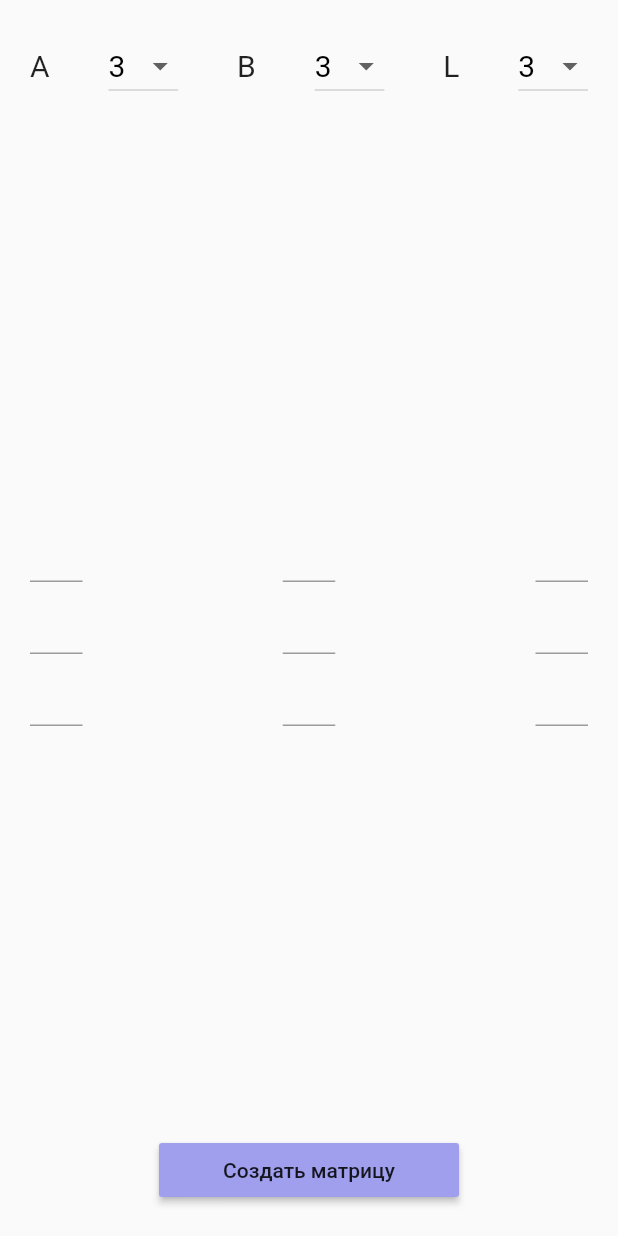
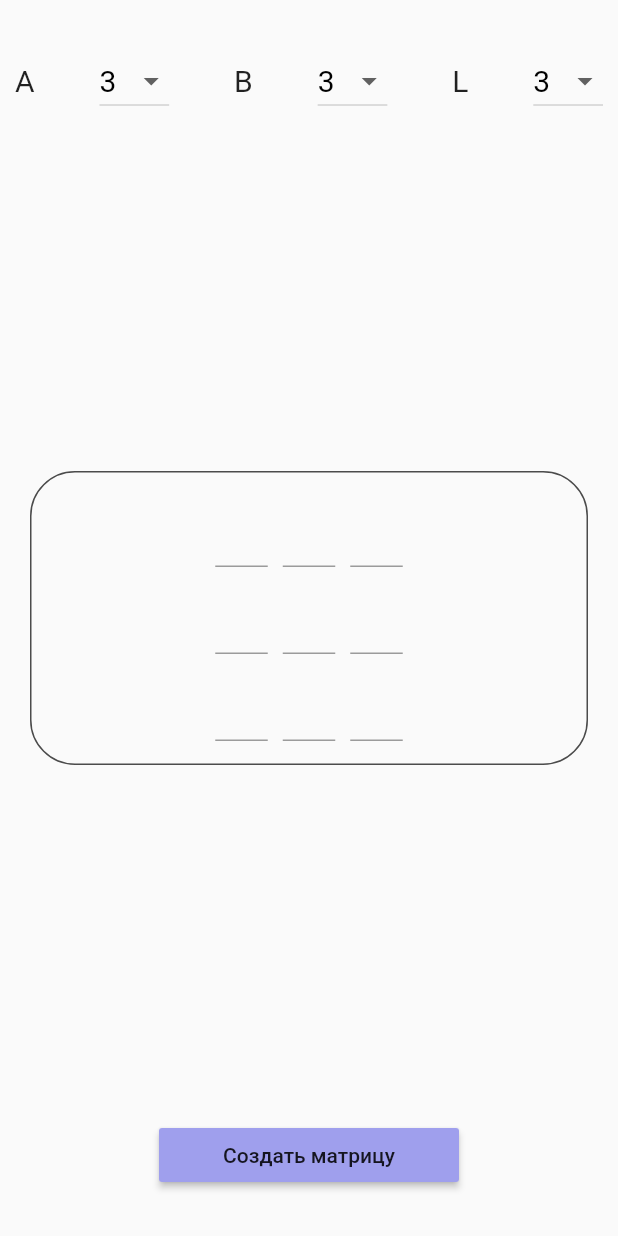
Before and after one commit to Fa1ry7a1l/matrix_calc, a Flutter app: the screen it shows after launch, on a phone screen of 412 x 824 dp. Run offline on Flutter 3.47's test engine with Material 2 defaults, Android fonts, the phone set to English and light mode, and no system bars.

Commit message:
я устал 8. Первый билд

```diff
--- a/lib/EnterMatrix.dart
+++ b/lib/EnterMatrix.dart
@@ -27,34 +27,90 @@ class EnterMatrix extends StatelessWidget {
 
   @override
   Widget build(BuildContext context) {
-    List<Row> rows = [];
+    List<Row> rowsL = [];
+    List<Row> rowsR = [];
 
     for (int i = 0; i < _a; i++) {
-      List<Container> texts = [];
+      List<Container> textsL = [];
+      List<Container> textsR = [];
       for (int j = 0; j < _b; j++) {
-        texts.add(new Container(
+        if (j < _l) {
+          textsL.add(new Container(
+            margin: EdgeInsets.all(5),
             width: 35,
             child: new TextFormField(
-            /*decoration: InputDecoration(
-              border: OutlineInputBorder(),
-            ),*/
+              controller: _textEditingControllers[i][j],
+              keyboardType: TextInputType.number,
+              textAlign: TextAlign.center,
+            ),
+          ));
+        } else {
+          textsR.add(new Container(
+            width: 35,
+            margin: EdgeInsets.all(5),
+            child: new TextFormField(
               controller: _textEditingControllers[i][j],
               keyboardType: TextInputType.number,
               textAlign: TextAlign.center,
             ),
           ));
         }
-      rows.add(new Row(
-        crossAxisAlignment: CrossAxisAlignment.center,
-        mainAxisAlignment: MainAxisAlignment.spaceBetween,
-        children: texts,
+      }
+
+      rowsL.add(new Row(
+        mainAxisAlignment: MainAxisAlignment.center,
+        children: textsL,
+      ));
+      rowsR.add(new Row(
+        mainAxisAlignment: MainAxisAlignment.center,
+        children: textsR,
       ));
     }
 
-    return Column(
-      crossAxisAlignment: CrossAxisAlignment.center,
-      mainAxisAlignment: MainAxisAlignment.spaceBetween,
-      children: rows,
+    if (_l >= _b) {
+      return Container(
+          margin: EdgeInsets.all(10),
+          padding: EdgeInsets.symmetric(vertical: 10, horizontal: 10),
+          child: Column(
+            children: rowsL,
+          ),
+          decoration: BoxDecoration(
+            border: Border.all(
+                color: Color.fromARGB(255, 0, 0, 0).withOpacity(0.7)),
+            borderRadius: BorderRadius.all(
+              Radius.circular(30),
+            ),
+          ));
+    }
+    List<Widget> res = [];
+    res.add(
+      new Container(
+          margin: EdgeInsets.all(10),
+          padding: EdgeInsets.symmetric(vertical: 10, horizontal: 10),
+          child: Column(
+            children: rowsL,
+          ),
+          decoration: BoxDecoration(
+            border: Border.all(
+                color: Color.fromARGB(255, 0, 0, 0).withOpacity(0.7)),
+            borderRadius: BorderRadius.all(
+              Radius.circular(30),
+            ),
+          )),
     );
+
+    res.add(new Container(
+        padding: EdgeInsets.symmetric(vertical: 10, horizontal: 10),
+        child: Column(
+          children: rowsR,
+        ),
+        decoration: BoxDecoration(
+          border:
+              Border.all(color: Color.fromARGB(255, 0, 0, 0).withOpacity(0.7)),
+          borderRadius: BorderRadius.all(
+            Radius.circular(30),
+          ),
+        )));
+    return Row(mainAxisAlignment: MainAxisAlignment.center, children: res);
   }
 }
```
Also changed, not shown: lib/ElemShow.dart (+111 -17 lines), lib/ViewMatrix.dart (+15 -13 lines), lib/home.dart (+7 -6 lines). Lines whose indentation alone changed are shown as unchanged.
